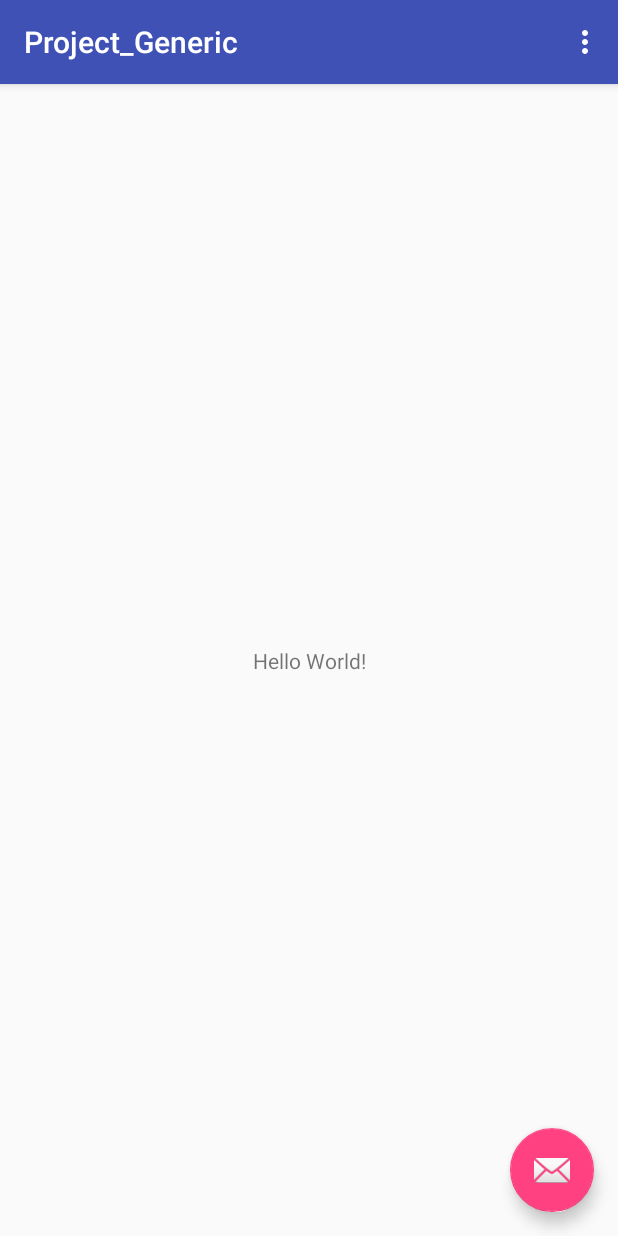
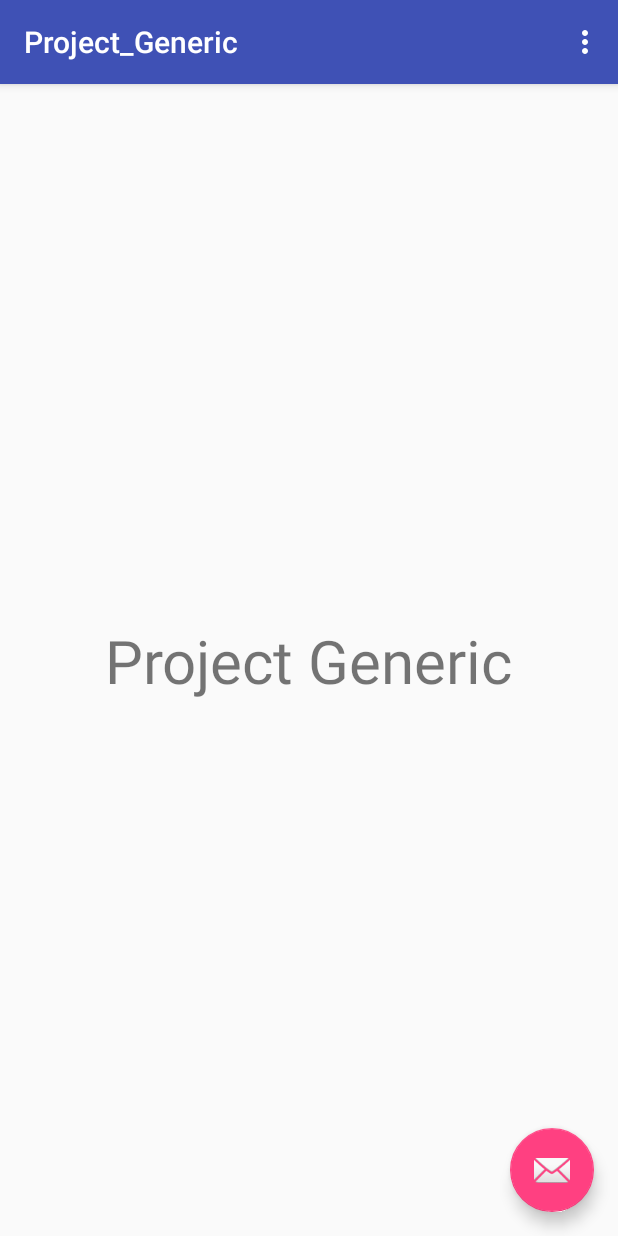
Before and after one commit to Daytona211/Project_Generic, an Android app: the screen it shows after launch (MainActivity), on a phone screen of 412 x 824 dp. Run offline under Robolectric (Android 15) with nearby library versions, the light colour scheme and no system bars.

Commit message:
Changed Hello World text to Project Generic and changed text size

```diff
--- a/app/src/main/res/layout/content_main.xml
+++ b/app/src/main/res/layout/content_main.xml
@@ -11,10 +11,12 @@
     <TextView
         android:layout_width="wrap_content"
         android:layout_height="wrap_content"
-        android:text="Hello World!"
+        android:text="Project Generic"
+        android:textSize="40dp"
         app:layout_constraintBottom_toBottomOf="parent"
         app:layout_constraintLeft_toLeftOf="parent"
         app:layout_constraintRight_toRightOf="parent"
-        app:layout_constraintTop_toTopOf="parent" />
+        app:layout_constraintTop_toTopOf="parent"
+        android:layout_centerHorizontal="true"/>
 
 </android.support.constraint.ConstraintLayout>
```
Also changed, not shown: 1 other file.
